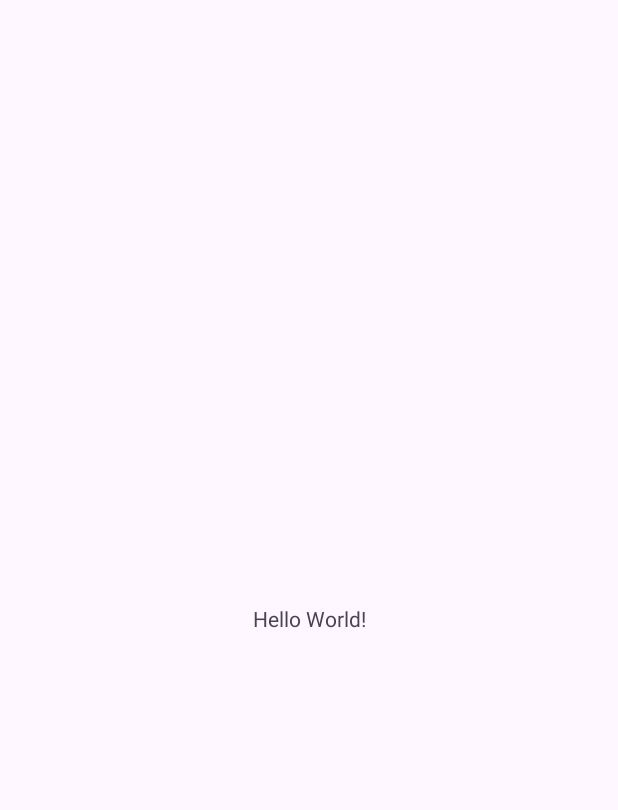
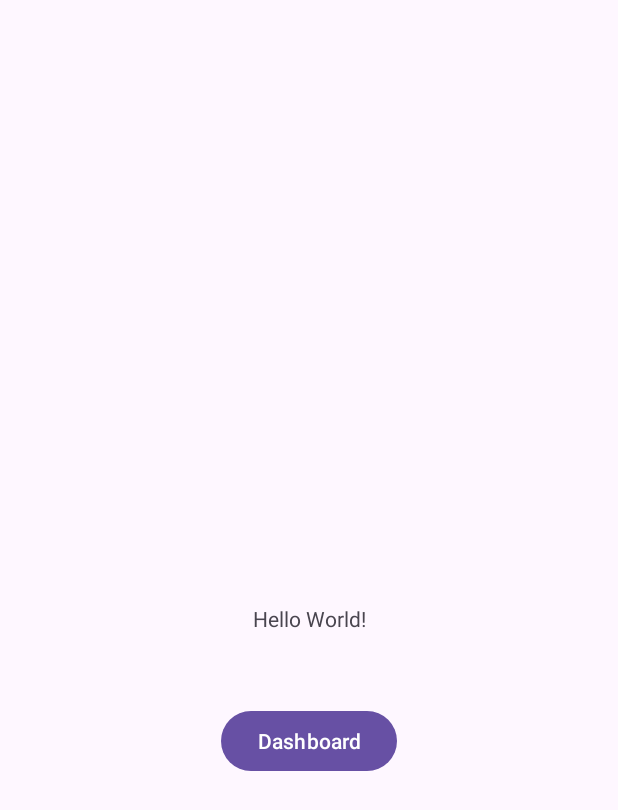
Before and after one commit to pavanuthsara/MAD-labexam2, an Android app: the screen it shows after launch (MainActivity), on a phone screen of 412 x 824 dp. Before the commit the part shown is almost empty. Shown: the top 810 px of the screen. Run offline under Robolectric (Android 15) with nearby library versions, the phone set to English and light mode, and no system bars.

Commit message:
user dashboard v1.5 - add intent from main

```diff
--- a/app/build.gradle.kts
+++ b/app/build.gradle.kts
@@ -5,7 +5,7 @@ plugins {
 
 android {
     namespace = "com.example.mad_labexam2"
-    compileSdk = 34
+    compileSdk = 35
 
     defaultConfig {
         applicationId = "com.example.mad_labexam2"
--- a/app/src/main/AndroidManifest.xml
+++ b/app/src/main/AndroidManifest.xml
@@ -21,6 +21,8 @@
                 <category android:name="android.intent.category.LAUNCHER" />
             </intent-filter>
         </activity>
+
+        <activity android:name=".DashboardActivity"/>
     </application>
 
 </manifest>
--- a/app/src/main/java/com/example/mad_labexam2/MainActivity.kt
+++ b/app/src/main/java/com/example/mad_labexam2/MainActivity.kt
@@ -1,6 +1,8 @@
 package com.example.mad_labexam2
 
+import android.content.Intent
 import android.os.Bundle
+import android.widget.Button
 import androidx.activity.enableEdgeToEdge
 import androidx.appcompat.app.AppCompatActivity
 import androidx.core.view.ViewCompat
@@ -11,10 +13,13 @@ class MainActivity : AppCompatActivity() {
         super.onCreate(savedInstanceState)
         enableEdgeToEdge()
         setContentView(R.layout.activity_main)
-        ViewCompat.setOnApplyWindowInsetsListener(findViewById(R.id.main)) { v, insets ->
-            val systemBars = insets.getInsets(WindowInsetsCompat.Type.systemBars())
-            v.setPadding(systemBars.left, systemBars.top, systemBars.right, systemBars.bottom)
-            insets
+
+        val dashboardButton: Button = findViewById(R.id.btnDashboard)
+
+        dashboardButton.setOnClickListener{
+            val intent = Intent(this, DashboardActivity::class.java)
+            startActivity(intent)
         }
+
     }
 }
--- a/app/src/main/res/layout/activity_main.xml
+++ b/app/src/main/res/layout/activity_main.xml
@@ -8,6 +8,7 @@
     tools:context=".MainActivity">
 
     <TextView
+        android:id="@+id/textView2"
         android:layout_width="wrap_content"
         android:layout_height="wrap_content"
         android:text="Hello World!"
@@ -16,4 +17,14 @@
         app:layout_constraintStart_toStartOf="parent"
         app:layout_constraintTop_toTopOf="parent" />
 
+    <Button
+        android:id="@+id/btnDashboard"
+        android:layout_width="wrap_content"
+        android:layout_height="wrap_content"
+        android:layout_marginTop="48dp"
+        android:text="Dashboard"
+        app:layout_constraintEnd_toEndOf="parent"
+        app:layout_constraintStart_toStartOf="parent"
+        app:layout_constraintTop_toBottomOf="@+id/textView2" />
+
 </androidx.constraintlayout.widget.ConstraintLayout>
```
Also changed, not shown: app/src/main/java/com/example/mad_labexam2/DashboardActivity.kt (added, +12 -0 lines), app/src/main/res/layout/activity_dashboard.xml (+10 -1 lines).
